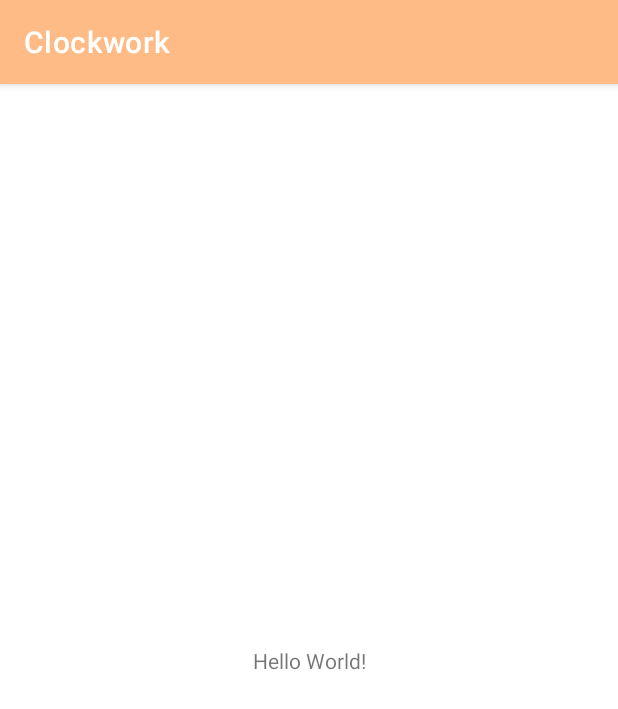
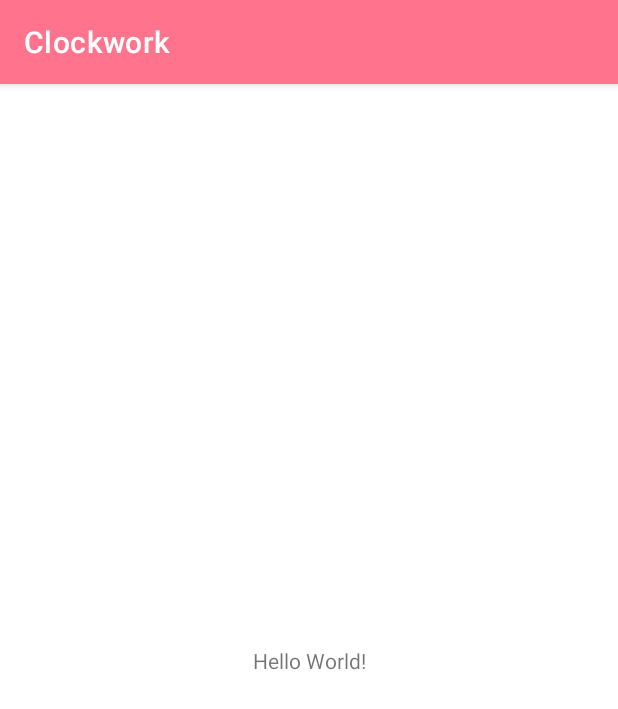
Before and after one commit to JinZ278/TestApp, an Android app: the screen it shows after launch (MainActivity), on a phone screen of 412 x 824 dp. Shown: the top 709 px of the screen. Run offline under Robolectric (Android 15) with nearby library versions, the phone set to English and light mode, and no system bars.

Commit message:
Added 3 new colors
added 3 new colors, change primary color for theme.xml (night).

```diff
--- a/app/src/main/res/values/colors.xml
+++ b/app/src/main/res/values/colors.xml
@@ -8,4 +8,8 @@
     <color name="black">#FF000000</color>
     <color name="white">#FFFFFFFF</color>
     <color name="very_light_orange">#FFBB86</color>
+    <color name="very_light_blue">#86CAFF</color>
+    <color name="very_light_cyan">#86FFBB</color>
+    <color name="very_light_pink">#ff86ca</color>
+    <color name="very_light_red">#ff748c</color>
 </resources>
--- a/app/src/main/res/values/themes.xml
+++ b/app/src/main/res/values/themes.xml
@@ -2,7 +2,7 @@
     <!-- Base application theme. -->
     <style name="Theme.MyAppTest" parent="Theme.MaterialComponents.DayNight.DarkActionBar">
         <!-- Primary brand color. -->
-        <item name="colorPrimary">@color/very_light_orange</item>
+        <item name="colorPrimary">@color/very_light_red</item>
         <item name="colorPrimaryVariant">@color/purple_700</item>
         <item name="colorOnPrimary">@color/white</item>
         <!-- Secondary brand color. -->
```
